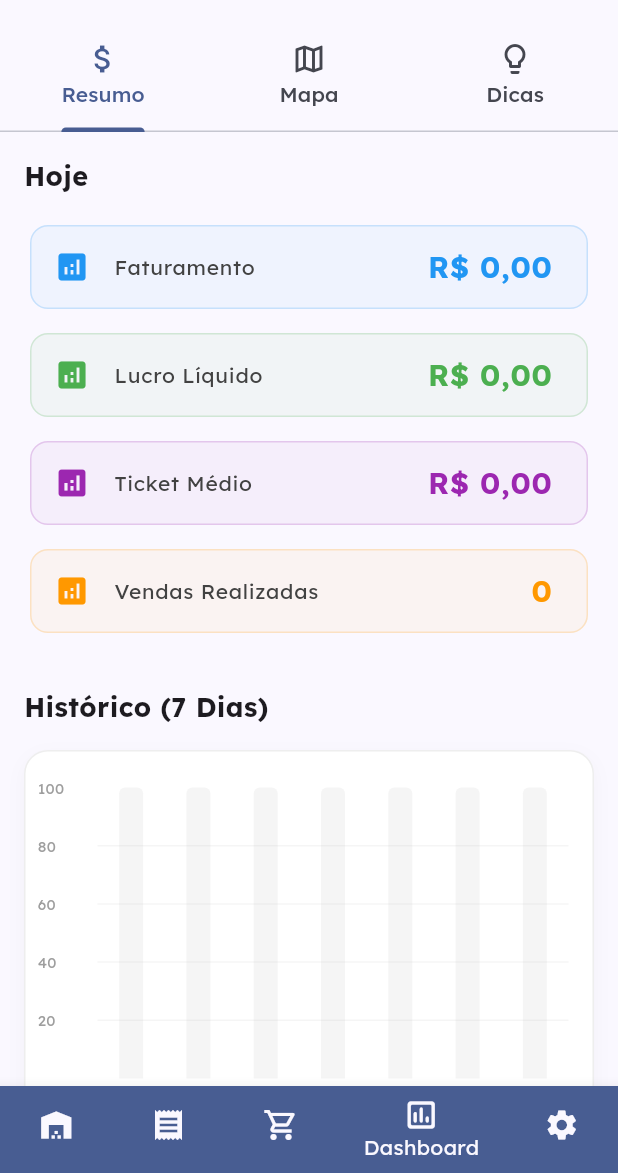
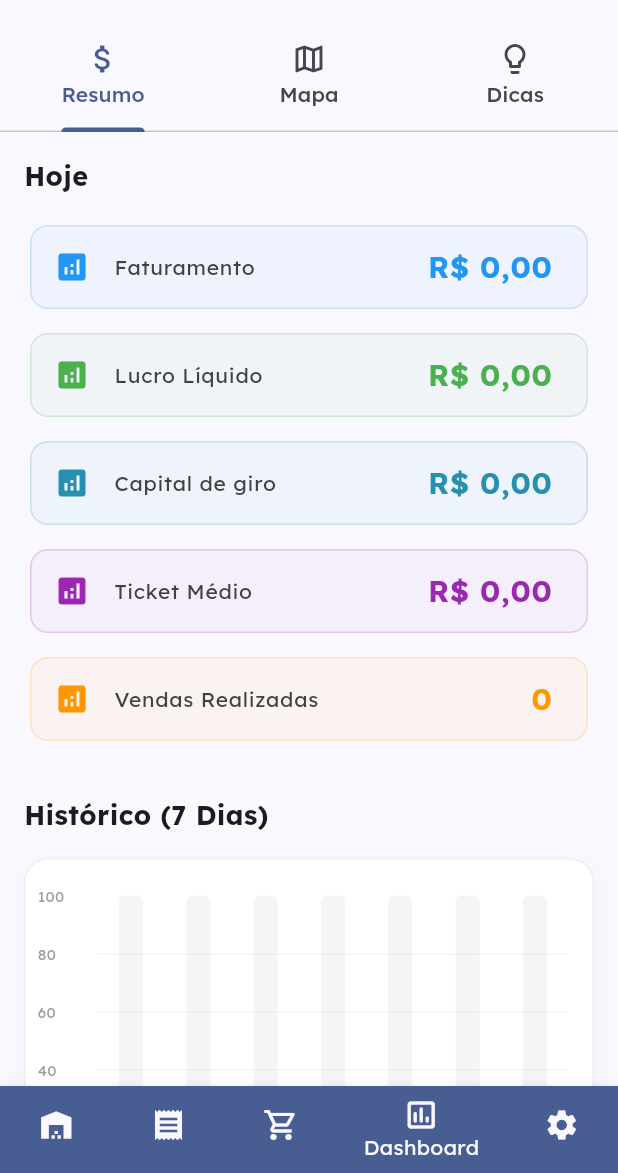
Before and after one commit to EFBN0/IZStock, a Flutter app: the screen it shows once a user with an empty profile is signed in, item 4 of the bottom bar chosen, on a phone screen of 412 x 824 dp, the part 63-1236 px from its top. Run offline on Flutter 3.47's test engine with Material 3 defaults, Android fonts, the phone set to English and light mode, and no system bars; drawn by our look-alikes of fl_chart; our stand-ins replace cloud_firestore, currency_text_input_formatter, firebase_auth, firebase_core, flutter_map, flutter_riverpod and 3 more; accounts and stored records are empty.

Commit message:
chore: ajustes dashboard

```diff
--- a/lib/features/dashboard/models/resumo_financeiro.dart
+++ b/lib/features/dashboard/models/resumo_financeiro.dart
@@ -1,11 +1,13 @@
 class ResumoFinanceiro {
   final double faturamento;
   final double lucro;
+  final double capitalGiro;
   final int qtdVendas;
 
   const ResumoFinanceiro({
     required this.faturamento,
     required this.lucro,
+    required this.capitalGiro,
     required this.qtdVendas,
   });
 
@@ -13,6 +15,7 @@ class ResumoFinanceiro {
     return ResumoFinanceiro(
       faturamento: (map['faturamento'] as num?)?.toDouble() ?? 0.0,
       lucro: (map['lucro'] as num?)?.toDouble() ?? 0.0,
+      capitalGiro: (map['capitalGiro'] as num?)?.toDouble() ?? 0.0,
       qtdVendas: (map['qtdVendas'] as num?)?.toInt() ?? 0,
     );
   }
--- a/lib/features/dashboard/widgets/grafico_vendas.dart
+++ b/lib/features/dashboard/widgets/grafico_vendas.dart
@@ -13,7 +13,6 @@ class GraficoVendasSemanal extends StatelessWidget {
     final List<Map<String, dynamic>> dadosProcessados = [];
     double maxValor = 0;
 
-    // TODO: ajeitar Loop reverso: de 6 dias atrás até hoje
     for (int i = 6; i >= 0; i--) {
       final diaAlvo = currentDate.subtract(Duration(days: i));
       final idDia = DateFormat('yyyy-MM-dd').format(diaAlvo);
@@ -30,7 +29,7 @@ class GraficoVendasSemanal extends StatelessWidget {
       dadosProcessados.add({
         'dia': labelDia,
         'valor': valor,
-        'id': i,
+        'id': 6 - i,
       });
     }
 
--- a/lib/features/dashboard/widgets/tab_financeiro.dart
+++ b/lib/features/dashboard/widgets/tab_financeiro.dart
@@ -32,6 +32,12 @@ class TabFinanceiro extends ConsumerWidget {
                   _buildKpiCard('Faturamento', resumo.faturamento, Colors.blue),
                   const SizedBox(height: 8),
                   _buildKpiCard('Lucro Líquido', resumo.lucro, Colors.green),
+                  const SizedBox(height: 8),
+                  _buildKpiCard(
+                    'Capital de giro',
+                    resumo.capitalGiro,
+                    const Color.fromARGB(255, 39, 144, 176),
+                  ),
                   const SizedBox(height: 8),
                   _buildKpiCard(
                     'Ticket Médio',
--- a/lib/features/vendas/repositories/venda_repository.dart
+++ b/lib/features/vendas/repositories/venda_repository.dart
@@ -73,6 +73,7 @@ class VendaRepository extends BaseRepository {
       'data': dateId,
       'faturamento': FieldValue.increment(venda.valorVendaTotal),
       'lucro': FieldValue.increment(venda.lucroTotal),
+      'capitalGiro': FieldValue.increment(venda.valorVendaTotal - venda.lucroTotal),
       'qtdVendas': FieldValue.increment(1),
     }, SetOptions(merge: true));
 
```
